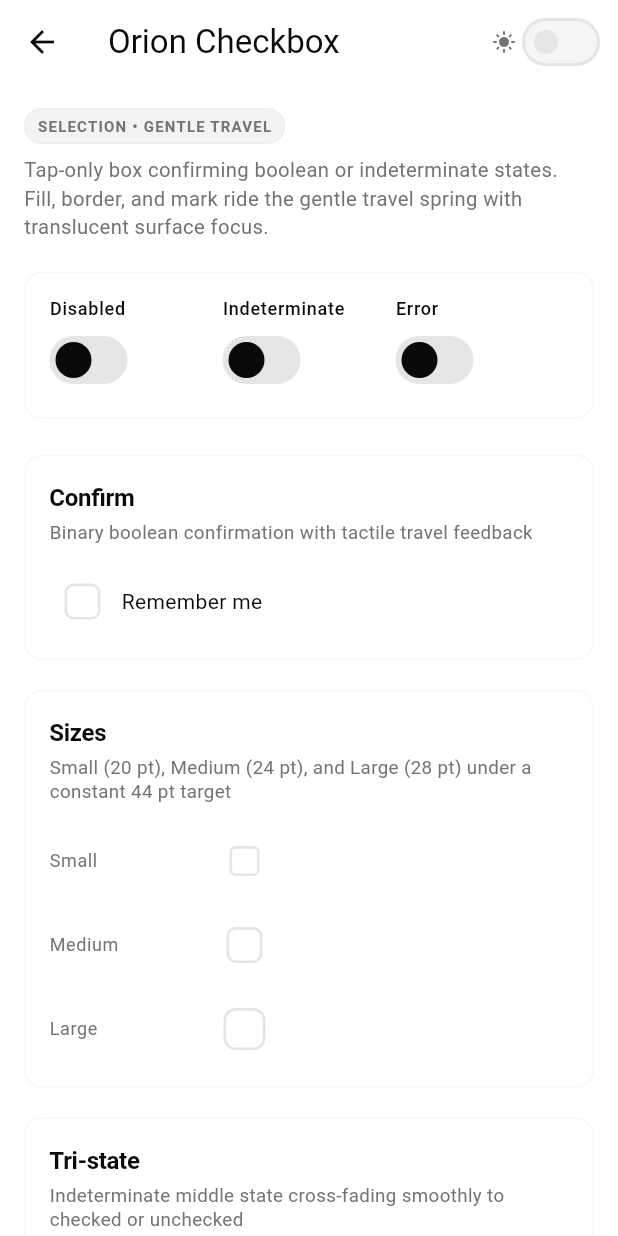
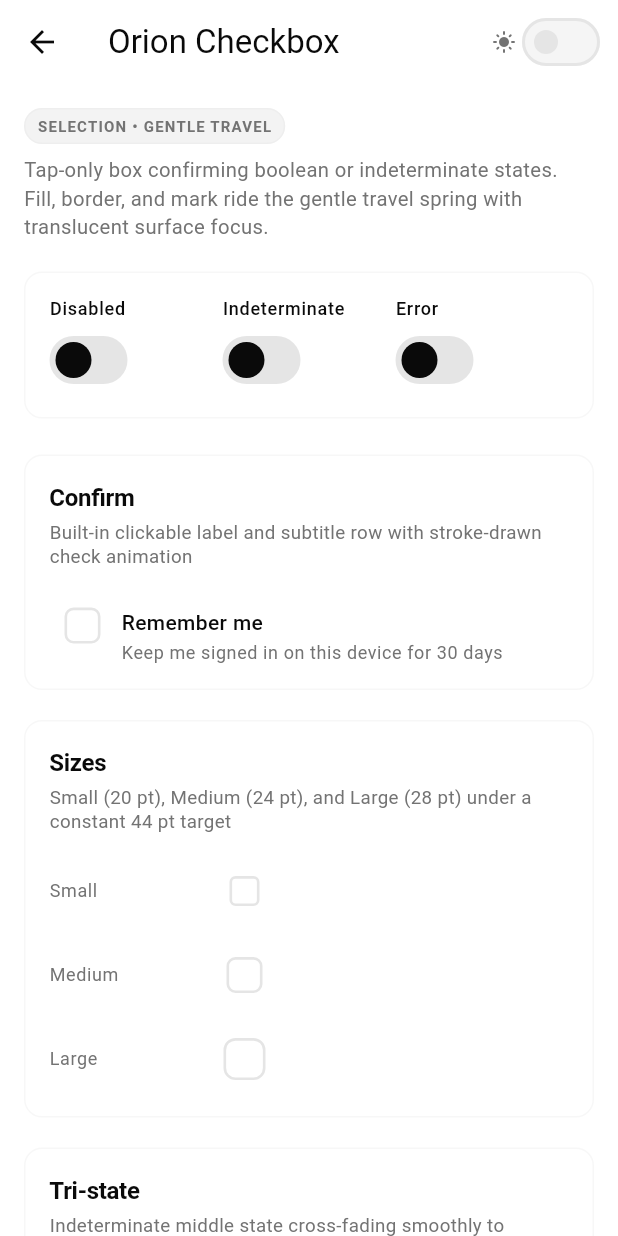
Before and after one commit to fikrilal/orion-ui, a Flutter app: the OrionCheckboxShowcaseScreen screen opened directly, on a phone screen of 412 x 824 dp. Run offline on Flutter 3.47's test engine with Material 3 defaults, Android fonts, the phone set to English and light mode, and no system bars.

Commit message:
chore(example): adopt label and subtitle in checkbox showcase

```diff
--- a/example/lib/showcase/orion_checkbox_showcase_screen.dart
+++ b/example/lib/showcase/orion_checkbox_showcase_screen.dart
@@ -47,13 +47,17 @@ class _OrionCheckboxShowcaseScreenState
   /// one, and `Disabled` takes the tap away.
   OrionCheckbox _sample({
     required bool? value,
-    required String semanticLabel,
+    String? label,
+    String? subtitle,
+    String? semanticLabel,
     required ValueChanged<bool?> onChanged,
     OrionCheckboxSize size = OrionCheckboxSize.medium,
     OrionCheckboxStyle? style,
   }) {
     return OrionCheckbox(
       value: _indeterminate ? null : value,
+      label: label,
+      subtitle: subtitle,
       semanticLabel: semanticLabel,
       error: _error,
       size: size,
@@ -198,16 +202,14 @@ class _OrionCheckboxShowcaseScreenState
             OrionShowcaseSection(
               title: 'Confirm',
               subtitle:
-                  'Binary boolean confirmation with tactile travel feedback',
+                  'Built-in clickable label and subtitle row with stroke-drawn check animation',
               card: true,
-              child: _CheckboxRow(
-                label: _rememberLabel,
               child: _sample(
                 value: _remember,
-                  semanticLabel: _rememberLabel,
+                label: _rememberLabel,
+                subtitle: 'Keep me signed in on this device for 30 days',
                 onChanged: (bool? value) =>
                     setState(() => _remember = value ?? false),
-                ),
               ),
             ),
             const SizedBox(height: OrionSpacing.space20),
@@ -248,14 +250,9 @@ class _OrionCheckboxShowcaseScreenState
               subtitle:
                   'Indeterminate middle state cross-fading smoothly to checked or unchecked',
               card: true,
-              child: _CheckboxRow(
-                label: _selectAllLabel,
               child: _sample(
                 value: _selectAll,
-                  semanticLabel: _selectAllLabel,
-                  // The gallery cycles in the host's order - unchecked, then
-                  // checked, then indeterminate - so the order matches what a
-                  // Material tristate box does and every look stays reachable.
+                label: _selectAllLabel,
                 onChanged: (bool? _) => setState(() {
                   _selectAll = switch (_selectAll) {
                     null => false,
@@ -263,7 +260,6 @@ class _OrionCheckboxShowcaseScreenState
                     true => null,
                   };
                 }),
-                ),
               ),
             ),
             const SizedBox(height: OrionSpacing.space20),
@@ -315,7 +311,7 @@ class _OrionCheckboxShowcaseScreenState
                     preview: Center(
                       child: _sample(
                         value: _playground,
-                        semanticLabel: _rememberLabel,
+                        label: _rememberLabel,
                         size: _size,
                         onChanged: (bool? value) =>
                             setState(() => _playground = value ?? false),
@@ -332,28 +328,3 @@ class _OrionCheckboxShowcaseScreenState
     );
   }
 }
-
-/// The box owns no label, so the page composes the row the way a screen would.
-///
-/// The box carries the spoken name, so the visible label stays out of the
-/// semantics tree and is not announced twice.
-class _CheckboxRow extends StatelessWidget {
-  const _CheckboxRow({required this.label, required this.child});
-
-  final String label;
-  final Widget child;
-
-  @override
-  Widget build(BuildContext context) {
-    return Row(
-      mainAxisSize: MainAxisSize.min,
-      children: [
-        child,
-        const SizedBox(width: OrionSpacing.space4),
-        ExcludeSemantics(
-          child: Text(label, style: Theme.of(context).textTheme.bodyMedium),
-        ),
-      ],
-    );
-  }
-}
```
Lines whose indentation alone changed are shown as unchanged.
